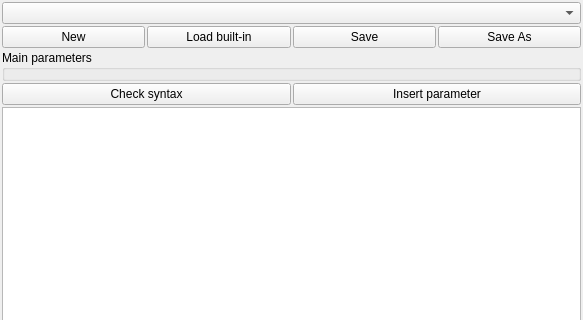
Old version of the form mandelbulber2/qt/custom_formula_editor.ui in the repository buddhi1980/mandelbulber2; both pictures show x 0 to 583 and y 0 to 320 of the 583 by 932 pixel window.
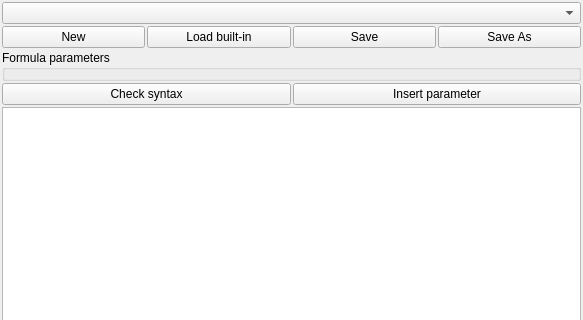
New version of the form. Custom widgets are drawn as their Qt base class.

Commit message: Added automatic building of UI elements based on formula code. TODO: dials for rotation parameters

Patch:
```diff
--- a/mandelbulber2/qt/custom_formula_editor.ui
+++ b/mandelbulber2/qt/custom_formula_editor.ui
@@ -64,7 +64,7 @@
    <item>
     <widget class="QGroupBox" name="groupBox_parameters">
      <property name="title">
-      <string>Main parameters</string>
+      <string>Formula parameters</string>
      </property>
      <layout class="QVBoxLayout" name="verticalLayout_2">
       <property name="spacing">
```
Left out of the diff: 7 changed lines with no effect on the pictures. The commit also changes 3 other files.
